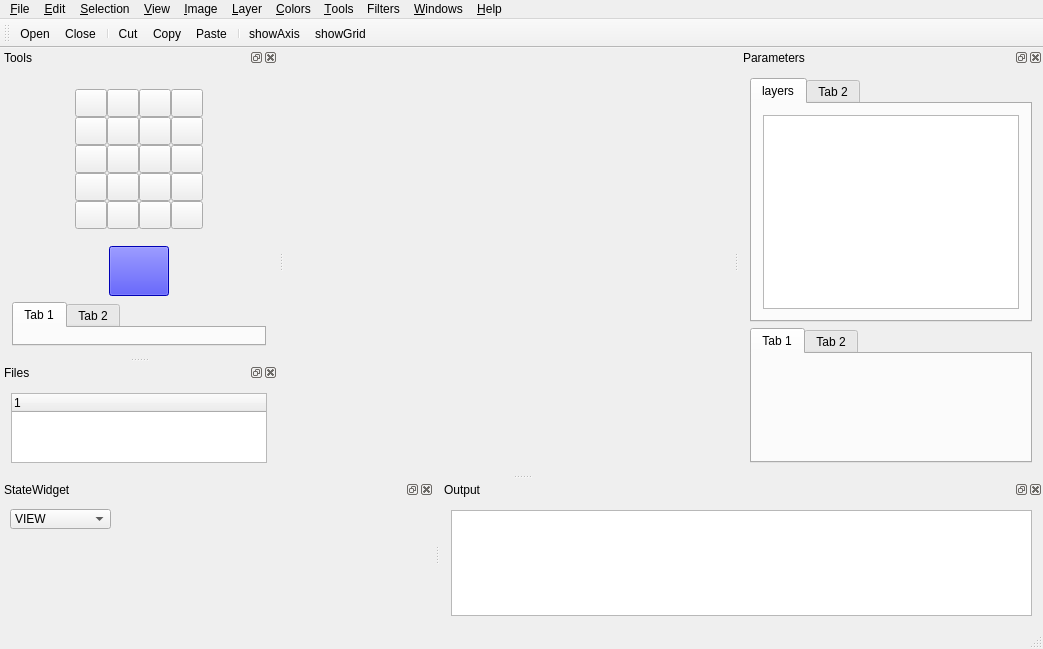
The window that applications/TexturePainter/TexturePainter.ui (billhj/Etoile2015) describes before a commit, drawn with Qt 5.
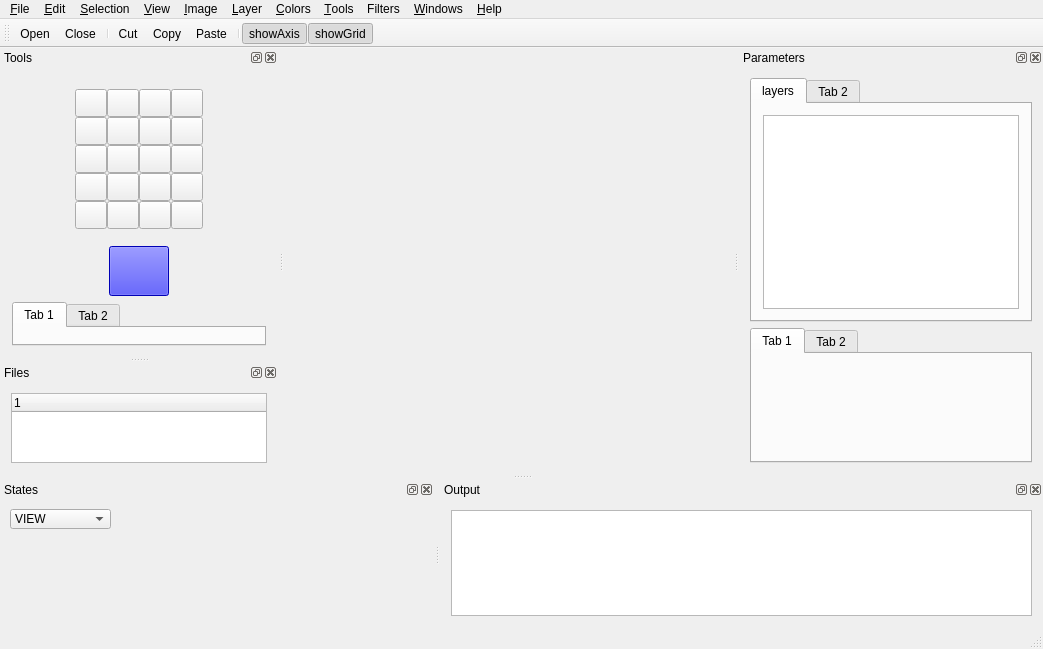
The same window after the commit. Icons and pictures are not drawn. Custom widgets are drawn as their Qt base class.

Commit message: add action for showing windows

What changed in the file:
```diff
--- a/applications/TexturePainter/TexturePainter.ui
+++ b/applications/TexturePainter/TexturePainter.ui
@@ -897,7 +897,7 @@
     </size>
    </property>
    <property name="windowTitle">
-    <string>StateWidget</string>
+    <string>States</string>
    </property>
    <attribute name="dockWidgetArea">
     <number>8</number>
@@ -1064,6 +1064,12 @@
    </property>
   </action>
   <action name="actionShowAxis">
+   <property name="checkable">
+    <bool>true</bool>
+   </property>
+   <property name="checked">
+    <bool>true</bool>
+   </property>
    <property name="icon">
     <iconset>
      <normaloff>../../bin/img/ico/axis.png</normaloff>../../bin/img/ico/axis.png</iconset>
@@ -1073,6 +1079,12 @@
    </property>
   </action>
   <action name="actionShowGrid">
+   <property name="checkable">
+    <bool>true</bool>
+   </property>
+   <property name="checked">
+    <bool>true</bool>
+   </property>
    <property name="icon">
     <iconset>
      <normaloff>../../bin/img/ico/grid.png</normaloff>../../bin/img/ico/grid.png</iconset>
```
Left out of the diff: 150 changed lines with no effect on the pictures.
